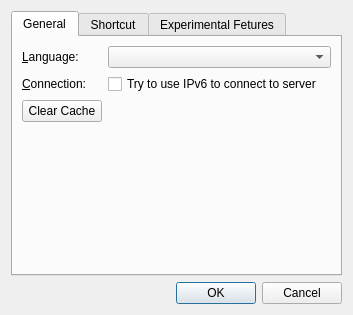
First picture: the form in src/painttyDesktop/widgets/configuredialog.ui, repository liuyanghejerry/painttyWidget, before the edit.
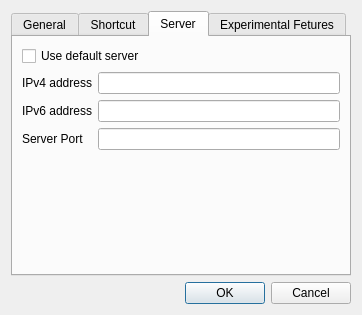
Second picture: the form after the edit. The open tabs and pages were chosen to show the change.

Commit message: add: ability to connect user-defined server.

```diff
--- a/src/painttyDesktop/widgets/configuredialog.ui
+++ b/src/painttyDesktop/widgets/configuredialog.ui
@@ -6,7 +6,7 @@
    <rect>
     <x>0</x>
     <y>0</y>
-    <width>353</width>
+    <width>362</width>
     <height>315</height>
    </rect>
   </property>
@@ -111,6 +111,50 @@
        </item>
       </layout>
      </widget>
+     <widget class="QWidget" name="serverTab">
+      <attribute name="title">
+       <string>Server</string>
+      </attribute>
+      <layout class="QFormLayout" name="formLayout_2">
+       <item row="1" column="0">
+        <widget class="QLabel" name="ipv4_label">
+         <property name="text">
+          <string>IPv4 address</string>
+         </property>
+        </widget>
+       </item>
+       <item row="1" column="1">
+        <widget class="QLineEdit" name="ipv4_lineedit"/>
+       </item>
+       <item row="2" column="0">
+        <widget class="QLabel" name="ipv6_label">
+         <property name="text">
+          <string>IPv6 address</string>
+         </property>
+        </widget>
+       </item>
+       <item row="2" column="1">
+        <widget class="QLineEdit" name="ipv6_lineedit"/>
+       </item>
+       <item row="3" column="0">
+        <widget class="QLabel" name="port_label">
+         <property name="text">
+          <string>Server Port</string>
+         </property>
+        </widget>
+       </item>
+       <item row="3" column="1">
+        <widget class="QLineEdit" name="port_lineedit"/>
+       </item>
+       <item row="0" column="0" colspan="2">
+        <widget class="QCheckBox" name="use_default_server_checkbox">
+         <property name="text">
+          <string>Use default server</string>
+         </property>
+        </widget>
+       </item>
+      </layout>
+     </widget>
      <widget class="QWidget" name="experimentalTab">
       <attribute name="title">
        <string>Experimental Fetures</string>
```
The commit also changes 3 other files.
